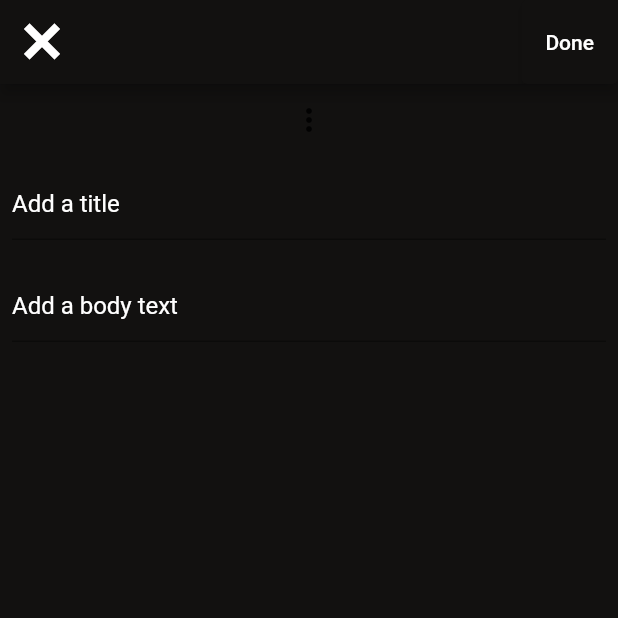
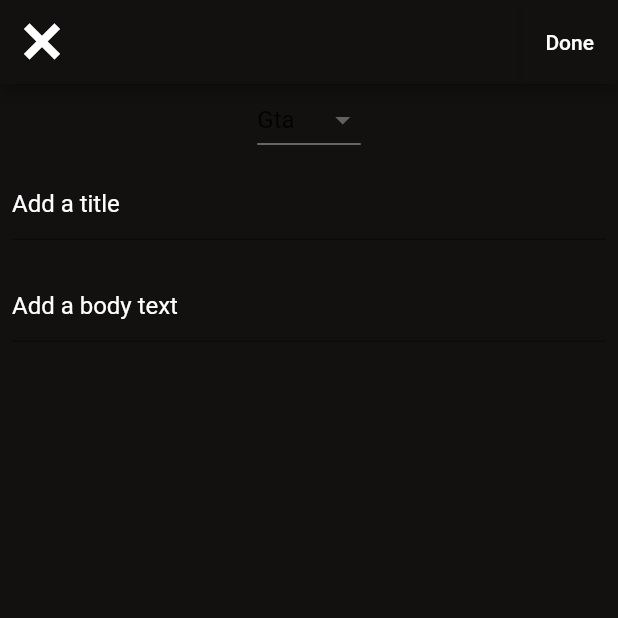
Before and after one commit to SinaArabi/AP-Final-Project, a Flutter app: the screen it shows after launch, on a phone screen of 412 x 824 dp, the top half of it. Run offline on Flutter 3.47's test engine with Material 2 defaults, Android fonts, the phone set to English and light mode, and no system bars.

Commit message:
drop down menu added

```diff
--- a/reddit_sos/lib/addPost.dart
+++ b/reddit_sos/lib/addPost.dart
@@ -3,16 +3,27 @@ import 'package:flutter/src/widgets/framework.dart';
 import 'package:intl/intl.dart';
 import 'package:flutter/src/foundation/key.dart';
 import 'package:reddit_sos/icons.dart';
+import 'package:reddit_sos/subReddit.dart';
 import './post.dart';
 
 class addPost extends StatefulWidget {
-  const addPost({Key? key}) : super(key: key);
+  // const addPost({Key? key}) : super(key: key);
+  final List<subReddit> subRedditsList;
+  addPost(this.subRedditsList);
 
   @override
   State<addPost> createState() => _addPostState();
 }
 
 class _addPostState extends State<addPost> {
+  late String primaryValue;
+  @override
+  void initState() {
+    // TODO: implement initState
+    primaryValue = widget.subRedditsList[0].subId;
+    super.initState();
+  }
+
   @override
   Widget build(BuildContext context) {
     return Scaffold(
@@ -40,12 +51,19 @@ class _addPostState extends State<addPost> {
       body: Column(
         children: [
           Container(
-            child: PopupMenuButton(
-              itemBuilder: (context) => [
-                PopupMenuItem(
-                  child: Text("salam"),
-                ),
-              ],
+            child: DropdownButton<String>(
+              value: primaryValue,
+              items: widget.subRedditsList
+                  .map(
+                    (sub) => DropdownMenuItem<String>(
+                        value: sub.subId, child: Text(sub.subId)),
+                  )
+                  .toList(),
+              onChanged: (newValue) =>
+                setState(() {
+                  primaryValue = newValue!;
+                }),
+
             ),
           ),
           Container(
@@ -60,7 +78,9 @@ class _addPostState extends State<addPost> {
                     hintStyle: TextStyle(color: Colors.white),
                   )),
                 ),
-                SizedBox(height: 20,),
+                SizedBox(
+                  height: 20,
+                ),
                 TextField(
                   style: TextStyle(color: Colors.white),
                   decoration: (InputDecoration(
--- a/reddit_sos/lib/main.dart
+++ b/reddit_sos/lib/main.dart
@@ -153,6 +153,11 @@ class defaultPage extends StatelessWidget {
     ),
   ];
 
+  List <subReddit> mySubreddits = [subReddit('Gta', "assets/images/gta.jpg", 56),
+  subReddit('Fifa22', "assets/images/7070023.jpg", 56),
+
+  ];
+
   @override
   Widget build(BuildContext context) {
     return MaterialApp(
@@ -165,7 +170,7 @@ class defaultPage extends StatelessWidget {
       home:
           // postView(myPost),
           // feed(myPosts),
-          addPost(),
+          addPost(mySubreddits),
 
     );
   }
```
